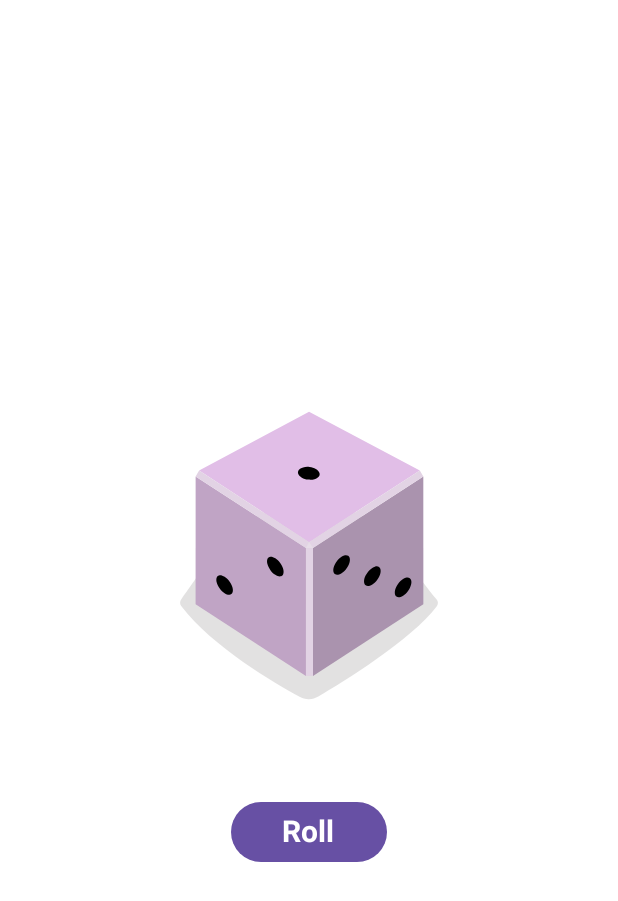
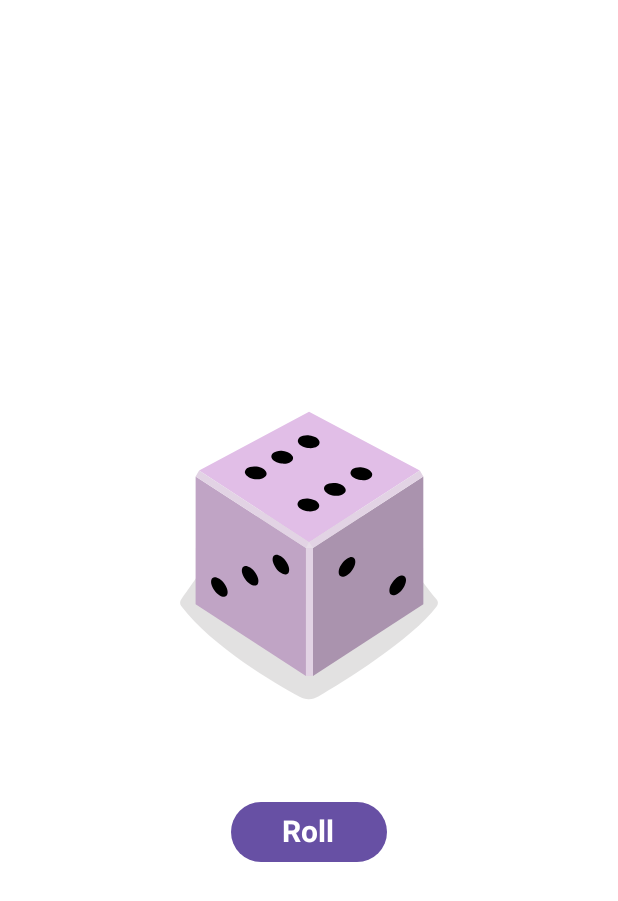
Before and after one commit to emanueldias01/DiceRoller, an Android app built with Jetpack Compose: the @Preview function AllScreenPreview, on a phone screen of 412 x 824 dp. Shown: the top 901 px of the screen. Run offline under Robolectric (Android 15) with nearby library versions, the phone set to English and light mode, and no system bars.

Commit message:
cria lógica para alterar as imagens de acordo com os resultados

```diff
--- a/app/src/main/java/com/example/diceroller/MainActivity.kt
+++ b/app/src/main/java/com/example/diceroller/MainActivity.kt
@@ -12,14 +12,16 @@ import androidx.compose.foundation.layout.fillMaxSize
 import androidx.compose.foundation.layout.height
 import androidx.compose.foundation.layout.padding
 import androidx.compose.material3.Button
-import androidx.compose.material3.Scaffold
 import androidx.compose.material3.Text
 import androidx.compose.runtime.Composable
+import androidx.compose.runtime.getValue
+import androidx.compose.runtime.mutableStateOf
+import androidx.compose.runtime.remember
+import androidx.compose.runtime.setValue
 import androidx.compose.ui.Alignment
 import androidx.compose.ui.Modifier
 import androidx.compose.ui.res.painterResource
 import androidx.compose.ui.res.stringResource
-import androidx.compose.ui.text.font.FontFamily
 import androidx.compose.ui.text.font.FontWeight
 import androidx.compose.ui.tooling.preview.Preview
 import androidx.compose.ui.unit.dp
@@ -32,7 +34,7 @@ class MainActivity : ComponentActivity() {
         enableEdgeToEdge()
         setContent {
             DiceRollerTheme {
-
+                    AllScreen()
                 }
             }
         }
@@ -42,17 +44,27 @@ class MainActivity : ComponentActivity() {
 @Composable
 fun AllScreen(modifier: Modifier = Modifier){
 
-    val value = 1
+    var value by remember { mutableStateOf(0) }
+
+    val imageId = when(value){
+        1 -> R.drawable.dice_1
+        2 -> R.drawable.dice_2
+        3 -> R.drawable.dice_3
+        4 -> R.drawable.dice_4
+        5 -> R.drawable.dice_5
+        else -> R.drawable.dice_6
+    }
+
     Column(
         modifier = modifier.fillMaxSize(),
         horizontalAlignment = Alignment.CenterHorizontally,
         verticalArrangement = Arrangement.Center
         ) {
-        Image(painter = painterResource(id = R.drawable.dice_1), contentDescription = value.toString())
+        Image(painter = painterResource(id = imageId), contentDescription = value.toString())
 
         Spacer(modifier = Modifier.height(35.dp))
 
-        Button(onClick = { /*TODO*/ }) {
+        Button(onClick = { value = (1..6).random() }) {
             Text(
                 text = stringResource(id = R.string.roll),
                 fontSize = 20.sp,
```
